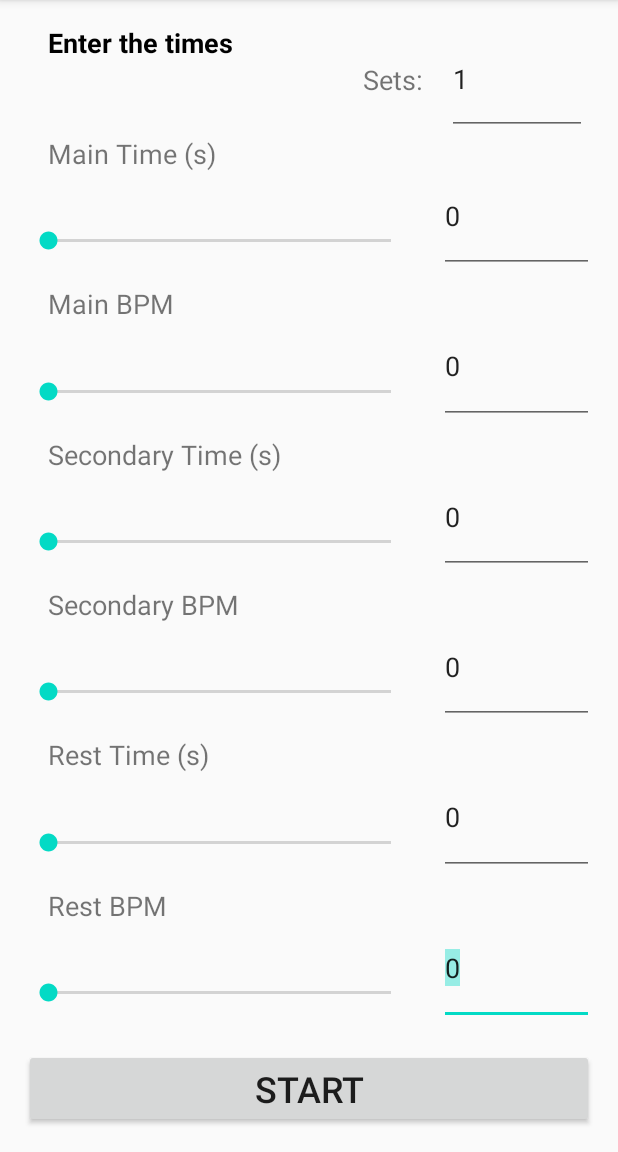
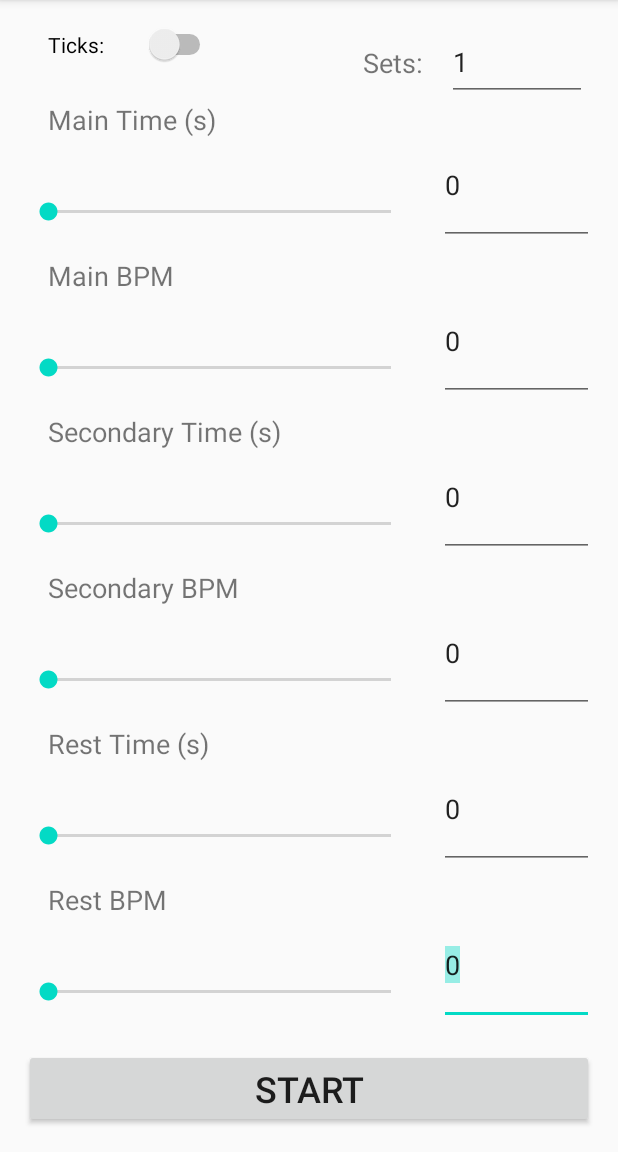
Before and after one commit to JorgeMarcano/AndroidDBoat, an Android app: the screen it shows after launch (MainActivity), on a phone screen of 412 x 824 dp, the part 84-1236 px from its top. Run offline under Robolectric (Android 15) with nearby library versions, the phone set to English and light mode, and no system bars.

Commit message:
added option for sound

```diff
--- a/DragonBoating/app/src/main/java/com/dboat/dragonboat/dragonboating/MainActivity.java
+++ b/DragonBoating/app/src/main/java/com/dboat/dragonboat/dragonboating/MainActivity.java
@@ -10,6 +10,7 @@ import android.text.TextWatcher;
 import android.view.View;
 import android.widget.EditText;
 import android.widget.SeekBar;
+import android.widget.Switch;
 
 public class MainActivity extends AppCompatActivity {
 
@@ -19,11 +20,15 @@ public class MainActivity extends AppCompatActivity {
     public static final String EXTRA_BPM = "com.dboat.dragonboat.dragonboating.BPM";
     public static final String EXTRA_SET = "com.dboat.dragonboat.dragonboating.SET";
 
+    public static final String EXTRA_SOUND = "com.dboat.dragonboat.dragonboating.SOUND";
+
     private static final int MAX_BPM = 100;
     private static final int MAX_TIME = 120;
 
     boolean isText = false;
     boolean isSeek = false;
+
+    private Switch sSound;
 
     private SeekBar[] sbArr = new SeekBar[6];
 
@@ -50,6 +55,8 @@ public class MainActivity extends AppCompatActivity {
         etArr[3] = (EditText) findViewById(R.id.bpm1);
         etArr[4] = (EditText) findViewById(R.id.bpm2);
         etArr[5] = (EditText) findViewById(R.id.bpm3);
+
+        sSound = findViewById(R.id.sSound);
 
         for (int i  =0; i < 6; i++) {
             final int indx = i;
@@ -119,6 +126,8 @@ public class MainActivity extends AppCompatActivity {
         message = ((EditText) findViewById(R.id.etSet)).getText().toString();
         intent.putExtra(EXTRA_SET, message);
 
+        intent.putExtra(EXTRA_SOUND, sSound.isChecked());
+
         startActivity(intent);
     }
 }
--- a/DragonBoating/app/src/main/java/com/dboat/dragonboat/dragonboating/TimerActivity.java
+++ b/DragonBoating/app/src/main/java/com/dboat/dragonboat/dragonboating/TimerActivity.java
@@ -55,6 +55,8 @@ public class TimerActivity extends Activity {
     private int setCount;
     private int totalSet;
 
+    private boolean isSound;
+
     private long strokeCount = 0;
 
     private final int[] colors = {Color.GREEN, Color.YELLOW, 0xFF00CCFF};
@@ -75,6 +77,8 @@ public class TimerActivity extends Activity {
         for (int i = 0; i < 3; i++) {
             bpms[i] = Integer.parseInt(intent.getStringExtra(MainActivity.EXTRA_BPM + i));
         }
+
+        isSound = intent.getBooleanExtra(MainActivity.EXTRA_SOUND, false);
 
         tvBPM = findViewById(R.id.tvBPM);
         tvTimer = findViewById(R.id.tvTimer);
@@ -166,7 +170,7 @@ public class TimerActivity extends Activity {
                     strokeCount++;
                     tvStrokeCount.setText("" + strokeCount + " strokes");
 
-                    if (loaded)
+                    if (loaded && isSound)
                         sp.play(beatId, 0.5f, 0.5f, 1, 0, /*rate < 1.0f ? rate :*/ 1);
 
                     //flash the screen and beep
@@ -215,7 +219,16 @@ public class TimerActivity extends Activity {
     }
 
     @Override
+    public void onBackPressed() {
+        cdt.cancel();
+        sp.stop(beatId);
+        sp.release();
+        super.onBackPressed();
+    }
+
+    @Override
     protected void onDestroy() {
+        cdt.cancel();
         sp.stop(beatId);
         sp.release();
         super.onDestroy();
--- a/DragonBoating/app/src/main/res/layout/activity_main.xml
+++ b/DragonBoating/app/src/main/res/layout/activity_main.xml
@@ -112,23 +112,6 @@
         app:layout_constraintBottom_toTopOf="@+id/sbBPM3"
         app:layout_constraintStart_toStartOf="parent"
         app:layout_constraintTop_toBottomOf="@+id/sbTime3" />
-
-    <TextView
-        android:autoSizeTextType="uniform"
-        android:id="@+id/textView2"
-        android:layout_width="wrap_content"
-        android:layout_height="0dp"
-        android:layout_marginStart="32dp"
-        android:layout_marginLeft="32dp"
-        android:layout_marginTop="16dp"
-        android:layout_marginBottom="32dp"
-        android:text="@string/main_title"
-        android:textColor="#000000"
-        android:textSize="18sp"
-        android:textStyle="bold"
-        app:layout_constraintBottom_toTopOf="@+id/textView3"
-        app:layout_constraintStart_toStartOf="parent"
-        app:layout_constraintTop_toTopOf="parent" />
 
     <SeekBar
         android:id="@+id/sbTime1"
@@ -287,18 +270,19 @@
         app:layout_constraintTop_toTopOf="@+id/textView3" />
 
     <TextView
-        android:autoSizeTextType="uniform"
         android:id="@+id/textView3"
         android:layout_width="wrap_content"
         android:layout_height="0dp"
         android:layout_marginStart="32dp"
         android:layout_marginLeft="32dp"
+        android:layout_marginTop="24dp"
         android:layout_marginBottom="8dp"
+        android:autoSizeTextType="uniform"
         android:text="@string/time_1"
         android:textSize="18sp"
         app:layout_constraintBottom_toTopOf="@+id/sbTime1"
         app:layout_constraintStart_toStartOf="parent"
-        app:layout_constraintTop_toBottomOf="@+id/textView2" />
+        app:layout_constraintTop_toBottomOf="@+id/sSound" />
 
     <Button
         android:id="@+id/button4"
@@ -331,7 +315,7 @@
         app:layout_constraintBottom_toTopOf="@+id/time1"
         app:layout_constraintEnd_toEndOf="parent"
         app:layout_constraintStart_toStartOf="@+id/time1"
-        app:layout_constraintTop_toTopOf="@+id/textView2" />
+        app:layout_constraintTop_toTopOf="@+id/sSound" />
 
     <TextView
         android:autoSizeTextType="uniform"
@@ -346,4 +330,16 @@
         app:layout_constraintEnd_toStartOf="@+id/etSet"
         app:layout_constraintTop_toTopOf="@+id/etSet" />
 
+    <Switch
+        android:id="@+id/sSound"
+        android:layout_width="0dp"
+        android:layout_height="wrap_content"
+        android:layout_marginStart="32dp"
+        android:layout_marginLeft="32dp"
+        android:layout_marginTop="16dp"
+        android:text="@string/sound_setting"
+        app:layout_constraintEnd_toEndOf="@+id/textView3"
+        app:layout_constraintStart_toStartOf="parent"
+        app:layout_constraintTop_toTopOf="parent" />
+
 </androidx.constraintlayout.widget.ConstraintLayout>
--- a/DragonBoating/app/src/main/res/values/strings.xml
+++ b/DragonBoating/app/src/main/res/values/strings.xml
@@ -1,5 +1,6 @@
 <resources>
     <string name="app_name">Dragon Boating</string>
+    <string name="sound_setting">Ticks: </string>
     <string name="main_title">Enter the times</string>
     <string name="time_1">Main Time (s)</string>
     <string name="rate_1">Main BPM</string>
```
